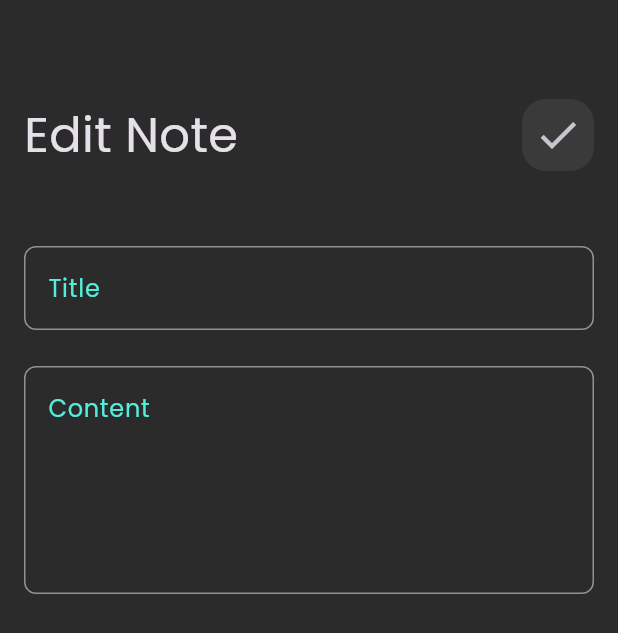
After one commit to Eslam-Hossam1/notes_app, a Flutter app: the screen it shows after launch, after a tap on "Flutter Tips", on a phone screen of 412 x 824 dp. The commit adds this screen. Shown: the top 633 px of the screen. Run offline on Flutter 3.47's test engine with Material 3 defaults, Android fonts, the phone set to English and light mode, and no system bars; our stand-ins replace font_awesome_flutter.

Commit message:
create note model and created edit view and finish it

```diff
--- a/lib/main.dart
+++ b/lib/main.dart
@@ -1,4 +1,5 @@
 import 'package:flutter/material.dart';
+import 'package:notes_app/views/edit_note_view.dart';
 import 'package:notes_app/views/notes_view.dart';
 
 void main() {
@@ -21,6 +22,7 @@ class NotesApp extends StatelessWidget {
       debugShowCheckedModeBanner: false,
       routes: {
         NotesView.id: (context) => NotesView(),
+        EditNoteView.id:(context) => EditNoteView(),
       },
       initialRoute: NotesView.id,
     );
--- /dev/null
+++ b/lib/views/edit_note_view.dart
@@ -0,0 +1,18 @@
+import 'package:flutter/material.dart';
+import 'package:notes_app/constants.dart';
+import 'package:notes_app/helper/add_height_space.dart';
+import 'package:notes_app/widgets/CustomeTextField.dart';
+import 'package:notes_app/widgets/custome_app_bar.dart';
+import 'package:notes_app/widgets/edit_note_view_body.dart';
+
+class EditNoteView extends StatelessWidget {
+  const EditNoteView({super.key});
+  static const String id = "EditNoteView";
+
+  @override
+  Widget build(BuildContext context) {
+    return Scaffold(
+      body: EditNoteViewBody(),
+    );
+  }
+}
--- a/lib/views/notes_view.dart
+++ b/lib/views/notes_view.dart
@@ -2,7 +2,6 @@ import 'package:flutter/material.dart';
 import 'package:font_awesome_flutter/font_awesome_flutter.dart';
 import 'package:notes_app/constants.dart';
 import 'package:notes_app/widgets/add_note_bottom_sheet.dart';
-import 'package:notes_app/widgets/notes_app_bar.dart';
 import 'package:notes_app/widgets/notes_view_body.dart';
 
 class NotesView extends StatelessWidget {
--- a/lib/widgets/notes_app_bar.dart
+++ b/lib/widgets/custome_app_bar.dart
@@ -1,14 +1,15 @@
 import 'package:flutter/material.dart';
 
-class NotesAppBar extends StatelessWidget {
-  const NotesAppBar({super.key});
-
+class CustomeAppBar extends StatelessWidget {
+  const CustomeAppBar({super.key,required this.title,required this.icon});
+  final String title;
+  final IconData icon;
   @override
   Widget build(BuildContext context) {
     return Row(
       children: [
         Text(
-          "Notes",
+          title,
           style: TextStyle(
             fontSize: 32,
           ),
@@ -22,7 +23,7 @@ class NotesAppBar extends StatelessWidget {
                 child: IconButton(
                     onPressed: () {},
                     icon: Icon(
-                      Icons.search,
+                      icon,
                       size: 32,
                     ))))
       ],
--- /dev/null
+++ b/lib/widgets/edit_note_view_body.dart
@@ -0,0 +1,29 @@
+import 'package:flutter/material.dart';
+import 'package:notes_app/constants.dart';
+import 'package:notes_app/helper/add_height_space.dart';
+import 'package:notes_app/widgets/CustomeTextField.dart';
+import 'package:notes_app/widgets/custome_app_bar.dart';
+
+class EditNoteViewBody extends StatelessWidget {
+  const EditNoteViewBody({
+    super.key,
+  });
+  @override
+  Widget build(BuildContext context) {
+    return Padding(
+      padding: const EdgeInsets.all(16.0),
+      child: Column(
+        children: [
+          addHieghtSpace(50),
+          CustomeAppBar(title: "Edit Note", icon: Icons.check),
+          addHieghtSpace(50),
+          CustomeTextfield(
+              hint: "Title", borderColor: kPrimaryColor, maxLines: 1),
+          addHieghtSpace(24),
+          CustomeTextfield(
+              hint: "Content", borderColor: kPrimaryColor, maxLines: 5),
+        ],
+      ),
+    );
+  }
+}
--- a/lib/widgets/note_item.dart
+++ b/lib/widgets/note_item.dart
@@ -1,4 +1,5 @@
 import 'package:flutter/material.dart';
+import 'package:notes_app/views/edit_note_view.dart';
 
 class NoteItem extends StatelessWidget {
   const NoteItem({super.key, required this.color});
@@ -7,6 +8,10 @@ class NoteItem extends StatelessWidget {
   Widget build(BuildContext context) {
     return Padding(
       padding: const EdgeInsets.only(bottom: 8),
+      child: GestureDetector(
+        onTap: () {
+          Navigator.pushNamed(context, EditNoteView.id);
+        },
         child: Container(
           decoration: BoxDecoration(
               color: color, borderRadius: BorderRadius.circular(16)),
@@ -54,6 +59,7 @@ class NoteItem extends StatelessWidget {
             ],
           ),
         ),
+      ),
     );
   }
 }
--- a/lib/widgets/notes_view_body.dart
+++ b/lib/widgets/notes_view_body.dart
@@ -1,7 +1,7 @@
 import 'package:flutter/material.dart';
 import 'package:notes_app/helper/add_height_space.dart';
+import 'package:notes_app/widgets/custome_app_bar.dart';
 import 'package:notes_app/widgets/note_item.dart';
-import 'package:notes_app/widgets/notes_app_bar.dart';
 import 'package:notes_app/widgets/notes_list_view.dart';
 
 class NotesViewBody extends StatelessWidget {
@@ -16,7 +16,7 @@ class NotesViewBody extends StatelessWidget {
       child: Column(
         children: [
           addHieghtSpace(50),
-          NotesAppBar(),
+          CustomeAppBar(title:"Notes",icon:Icons.search),
           addHieghtSpace(12),
           Expanded(
             child: NotesListview(),
```
Also changed, not shown: lib/models/note_model.dart (added, +12 -0 lines). Lines whose indentation alone changed are shown as unchanged.
